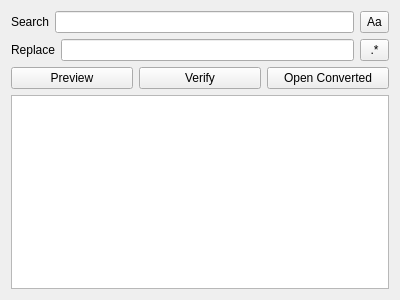
This is atef/ui/find_replace_widget.ui in pcdshub/atef as Qt 5 draws it before an edit. The edited form follows.
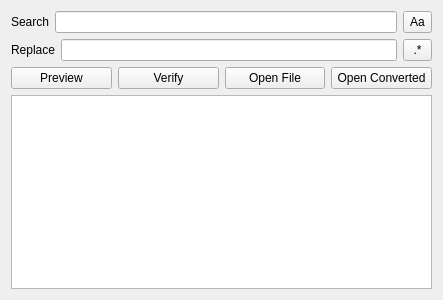
This is the edited form.

Commit message: GUI: add open_file and open_converted functionality

Diff of the .ui file:
```diff
--- a/atef/ui/find_replace_widget.ui
+++ b/atef/ui/find_replace_widget.ui
@@ -6,7 +6,7 @@
    <rect>
     <x>0</x>
     <y>0</y>
-    <width>400</width>
+    <width>443</width>
     <height>300</height>
    </rect>
   </property>
@@ -124,7 +124,14 @@
       </widget>
      </item>
      <item>
-      <widget class="QPushButton" name="open_button">
+      <widget class="QPushButton" name="open_file_button">
+       <property name="text">
+        <string>Open File</string>
+       </property>
+      </widget>
+     </item>
+     <item>
+      <widget class="QPushButton" name="open_converted_button">
        <property name="text">
         <string>Open Converted</string>
        </property>
```
The commit also changes 2 other files.
